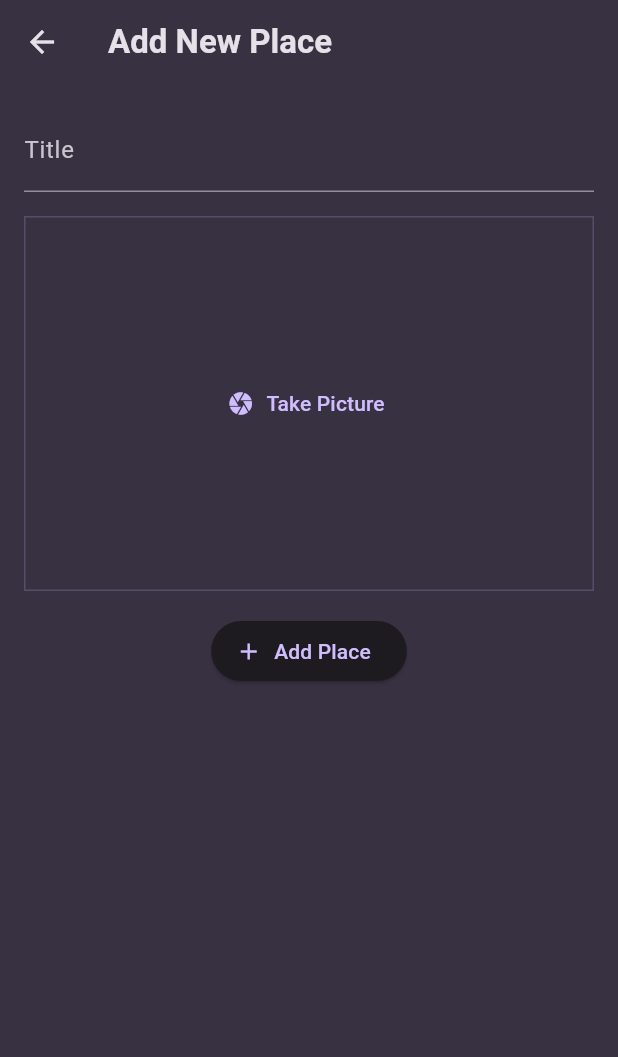
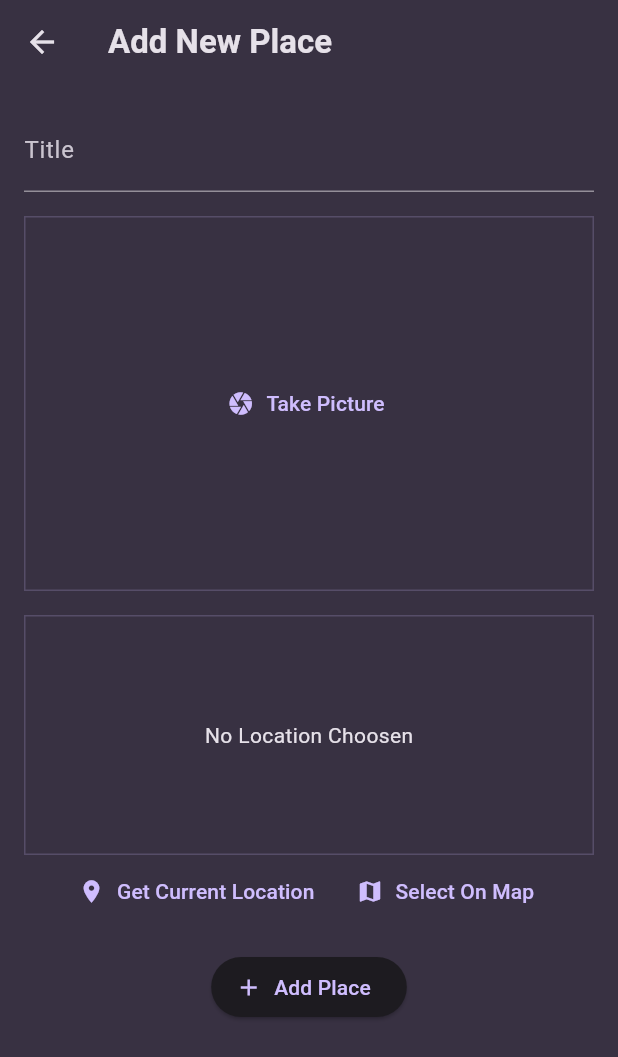
Before and after one commit to kikiherliawan/favorite-place-app, a Flutter app: the AddPlaceScreen screen opened directly, on a phone screen of 412 x 824 dp. Shown: the top 1057 px of the screen. Run offline on Flutter 3.47's test engine with Material 3 defaults, Android fonts, the phone set to English and light mode, and no system bars; our stand-ins replace flutter_riverpod, google_fonts, image_picker.

Commit message:
feat(add-location): add input location widget and platform setup

```diff
--- a/lib/view/add_place_screen.dart
+++ b/lib/view/add_place_screen.dart
@@ -5,6 +5,7 @@ import 'package:flutter_riverpod/flutter_riverpod.dart';
 
 import '../providers/user_place.dart';
 import '../widgets/input_camera.dart';
+import '../widgets/input_location.dart';
 
 class AddPlaceScreen extends ConsumerStatefulWidget {
   const AddPlaceScreen({super.key});
@@ -57,6 +58,8 @@ class _AddPlaceScreenState extends ConsumerState<AddPlaceScreen> {
               },
             ),
             SizedBox(height: 16),
+            InputLocation(),
+            SizedBox(height: 16),
             ElevatedButton.icon(
               onPressed: _savePlace,
               label: Text('Add Place'),
--- /dev/null
+++ b/lib/widgets/input_location.dart
@@ -0,0 +1,50 @@
+import 'package:flutter/material.dart';
+
+class InputLocation extends StatefulWidget {
+  const InputLocation({super.key});
+
+  @override
+  State<InputLocation> createState() => _InputLocationState();
+}
+
+class _InputLocationState extends State<InputLocation> {
+  @override
+  Widget build(BuildContext context) {
+    return Column(
+      children: [
+        Container(
+          alignment: Alignment.center,
+          height: 160,
+          width: double.infinity,
+          decoration: BoxDecoration(
+            border: BoxBorder.all(
+              width: 1,
+              color: Theme.of(
+                context,
+              ).colorScheme.primary.withValues(alpha: 0.2),
+            ),
+          ),
+          child: Text(
+            'No Location Choosen',
+            style: TextStyle(color: Theme.of(context).colorScheme.onSurface),
+          ),
+        ),
+        Row(
+          mainAxisAlignment: MainAxisAlignment.center,
+          children: [
+            TextButton.icon(
+              onPressed: () {},
+              label: Text('Get Current Location'),
+              icon: Icon(Icons.location_on),
+            ),
+            TextButton.icon(
+              onPressed: () {},
+              label: Text('Select On Map'),
+              icon: Icon(Icons.map),
+            ),
+          ],
+        ),
+      ],
+    );
+  }
+}
--- a/pubspec.yaml
+++ b/pubspec.yaml
@@ -39,6 +39,7 @@ dependencies:
   riverpod: ^3.0.3
   flutter_riverpod: ^3.0.3
   image_picker: ^1.2.0
+  location: ^8.0.1
 
 dev_dependencies:
   flutter_test:
```
Also changed, not shown: pubspec.lock, 3 other files.
